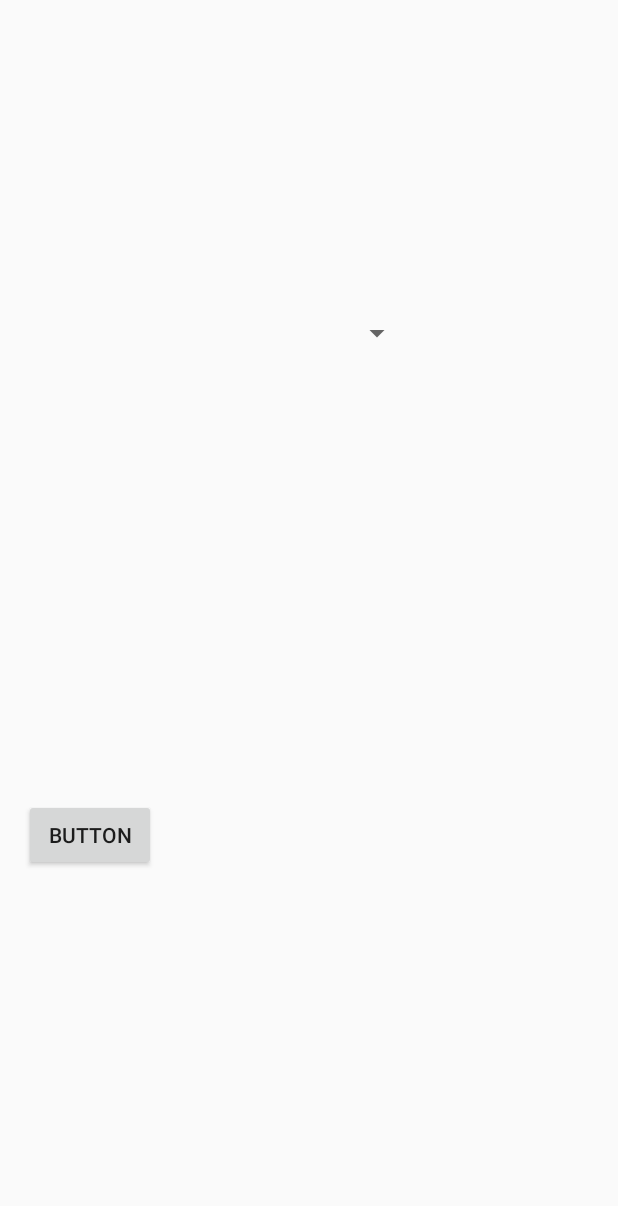
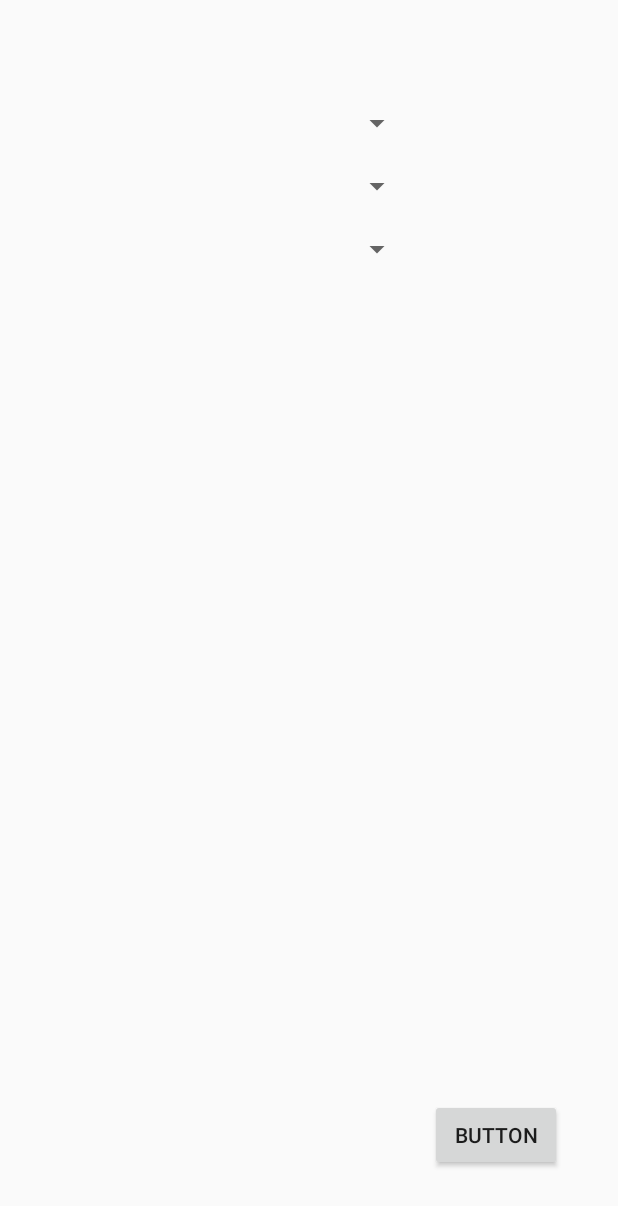
Before and after one commit to jchun1013/Group_It_Up, an Android app: the layout activity_make__even_card__page.xml on its own in the app's theme, with its tools: preview values and no code run, on a phone screen of 412 x 824 dp. Shown: the top 1206 px of the screen. Run offline under Robolectric (Android 15) with nearby library versions, the phone set to English and light mode, and no system bars.

Commit message:
added dropdown

```diff
--- a/app/src/main/java/com/example/joon1/group_it_up/Controller/Make_EventCard_Page.java
+++ b/app/src/main/java/com/example/joon1/group_it_up/Controller/Make_EventCard_Page.java
@@ -8,19 +8,26 @@ import android.widget.ArrayAdapter;
 import android.widget.Button;
 import android.widget.Spinner;
 
+import com.example.joon1.group_it_up.Model.Experience;
+import com.example.joon1.group_it_up.Model.Gender;
 import com.example.joon1.group_it_up.Model.Sports;
 import com.example.joon1.group_it_up.R;
 
 public class Make_EventCard_Page extends AppCompatActivity {
 
-    private Spinner sportSpinner;
+    private Spinner sportSpinner, genderSpinner, expSpinner;
     private Button mapButton;
     @Override
     protected void onCreate(Bundle savedInstanceState) {
         super.onCreate(savedInstanceState);
         setContentView(R.layout.activity_make__even_card__page);
 
-
+        genderSpinner = (Spinner) findViewById(R.id.genderSpinner);
+        expSpinner = (Spinner) findViewById(R.id.expSpinner);
+        sportSpinner = (Spinner) findViewById(R.id.sportSpinner);
+        sportSpinner.setAdapter(new ArrayAdapter<Sports>(this, android.R.layout.simple_spinner_item, Sports.values()));
+        genderSpinner.setAdapter(new ArrayAdapter<Gender>(this, android.R.layout.simple_spinner_item, Gender.values()));
+        expSpinner.setAdapter(new ArrayAdapter<Experience>(this, android.R.layout.simple_spinner_item, Experience.values()));
         mapButton = (Button)findViewById(R.id.mapButton);
         mapButton.setOnClickListener(new View.OnClickListener() {
             @Override
--- a/app/src/main/res/layout/activity_make__even_card__page.xml
+++ b/app/src/main/res/layout/activity_make__even_card__page.xml
@@ -4,27 +4,44 @@
     xmlns:tools="http://schemas.android.com/tools"
     android:layout_width="match_parent"
     android:layout_height="match_parent"
-    tools:context="com.example.joon1.group_it_up.Controller.Make_EventCard_Page">
+    tools:context="com.example.joon1.group_it_up.Controller.Make_EventCard_Page"
+    tools:layout_editor_absoluteY="81dp">
 
     <Spinner
         android:id="@+id/sportSpinner"
         android:layout_width="259dp"
-        android:layout_height="0dp"
-        android:layout_marginBottom="134dp"
+        android:layout_height="wrap_content"
         android:layout_marginStart="16dp"
-        android:layout_marginTop="46dp"
-        app:layout_constraintBottom_toTopOf="@+id/mapButton"
+        android:layout_marginTop="70dp"
         app:layout_constraintStart_toStartOf="parent"
         app:layout_constraintTop_toTopOf="parent" />
+
+    <Spinner
+        android:id="@+id/genderSpinner"
+        android:layout_width="259dp"
+        android:layout_height="wrap_content"
+        android:layout_marginTop="18dp"
+        app:layout_constraintEnd_toEndOf="@+id/sportSpinner"
+        app:layout_constraintStart_toStartOf="@+id/sportSpinner"
+        app:layout_constraintTop_toBottomOf="@+id/sportSpinner" />
+
+    <Spinner
+        android:id="@+id/expSpinner"
+        android:layout_width="259dp"
+        android:layout_height="wrap_content"
+        android:layout_marginTop="18dp"
+        app:layout_constraintEnd_toEndOf="@+id/genderSpinner"
+        app:layout_constraintStart_toStartOf="@+id/genderSpinner"
+        app:layout_constraintTop_toBottomOf="@+id/genderSpinner" />
 
     <Button
         android:id="@+id/mapButton"
         android:layout_width="wrap_content"
         android:layout_height="wrap_content"
-        android:layout_marginBottom="243dp"
-        android:layout_marginStart="16dp"
+        android:layout_marginBottom="43dp"
+        android:layout_marginEnd="37dp"
         android:text="Button"
         app:layout_constraintBottom_toBottomOf="parent"
-        app:layout_constraintStart_toStartOf="parent"
-        app:layout_constraintTop_toBottomOf="@+id/sportSpinner" />
+        app:layout_constraintEnd_toEndOf="parent" />
+
 </android.support.constraint.ConstraintLayout>
```
